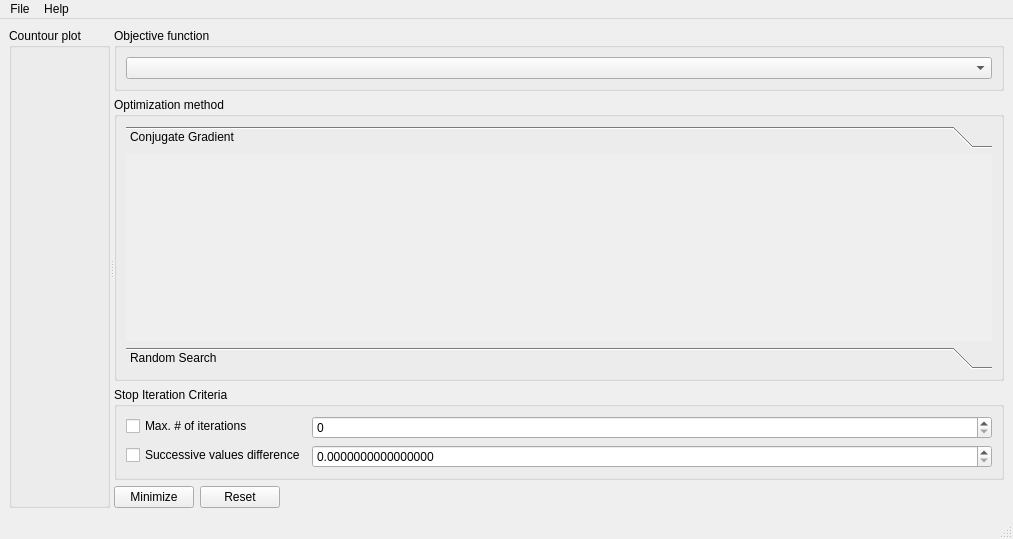
x1o/funcopt, file ui/MainWindow.ui: the form before one commit.
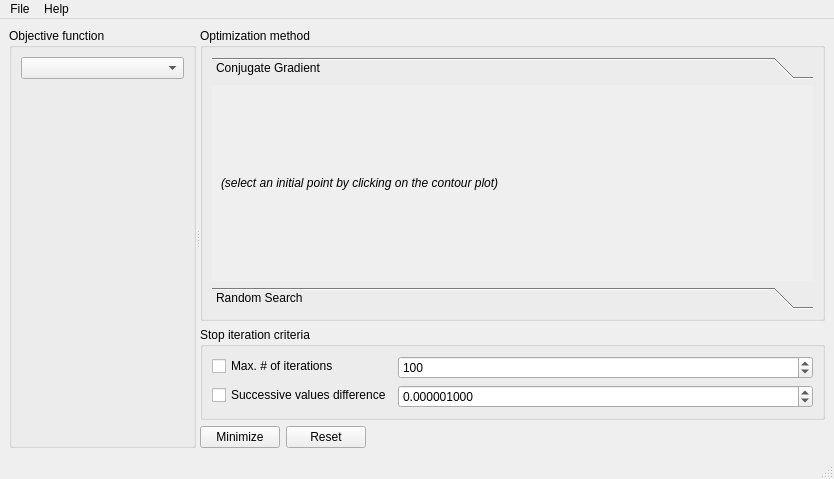
The form after the commit. The open tabs and pages were chosen to show the change. Custom widgets are drawn as their Qt base class.

```diff
--- a/ui/MainWindow.ui
+++ b/ui/MainWindow.ui
@@ -6,15 +6,15 @@
    <rect>
     <x>0</x>
     <y>0</y>
-    <width>1013</width>
-    <height>539</height>
+    <width>834</width>
+    <height>479</height>
    </rect>
   </property>
   <property name="windowTitle">
    <string>MainWindow</string>
   </property>
   <widget class="QWidget" name="centralwidget">
-   <layout class="QGridLayout" name="gridLayout_2">
+   <layout class="QGridLayout" name="gridLayout">
     <item row="0" column="0">
      <widget class="QSplitter" name="splitter">
       <property name="orientation">
@@ -28,28 +28,26 @@
         </sizepolicy>
        </property>
        <property name="title">
-        <string>Countour plot</string>
-       </property>
-       <layout class="QGridLayout" name="gridLayout">
-        <item row="0" column="0">
-         <widget class="ContourPlotRenderWidget" name="plot" native="true"/>
-        </item>
-       </layout>
-      </widget>
-      <widget class="QWidget" name="verticalLayoutWidget">
-       <layout class="QVBoxLayout" name="ltControl">
-        <item>
-         <widget class="QGroupBox" name="ltObjFunc">
-          <property name="title">
            <string>Objective function</string>
           </property>
-          <layout class="QVBoxLayout" name="verticalLayout_2">
+       <layout class="QVBoxLayout" name="verticalLayout">
            <item>
             <widget class="QComboBox" name="cbSelectFunction"/>
            </item>
-          </layout>
+        <item>
+         <widget class="ContourPlotRenderWidget" name="plot" native="true">
+          <property name="sizePolicy">
+           <sizepolicy hsizetype="Expanding" vsizetype="Expanding">
+            <horstretch>0</horstretch>
+            <verstretch>0</verstretch>
+           </sizepolicy>
+          </property>
          </widget>
         </item>
+       </layout>
+      </widget>
+      <widget class="QWidget" name="verticalLayoutWidget">
+       <layout class="QVBoxLayout" name="ltControl">
         <item>
          <widget class="QGroupBox" name="ltOptMethods">
           <property name="title">
@@ -69,13 +67,27 @@
                <rect>
                 <x>0</x>
                 <y>0</y>
-                <width>838</width>
-                <height>140</height>
+                <width>613</width>
+                <height>149</height>
                </rect>
               </property>
               <attribute name="label">
                <string>Conjugate Gradient</string>
               </attribute>
+              <layout class="QVBoxLayout" name="verticalLayout_2">
+               <item>
+                <widget class="QLabel" name="label_3">
+                 <property name="font">
+                  <font>
+                   <italic>true</italic>
+                  </font>
+                 </property>
+                 <property name="text">
+                  <string>(select an initial point by clicking on the contour plot)</string>
+                 </property>
+                </widget>
+               </item>
+              </layout>
              </widget>
              <widget class="QWidget" name="pageRS">
               <property name="geometry">
@@ -131,10 +143,12 @@
           </layout>
          </widget>
         </item>
+        <item>
+         <layout class="QHBoxLayout" name="horizontalLayout_2">
         <item>
          <widget class="QGroupBox" name="ltStopIterCrit">
           <property name="title">
-           <string>Stop Iteration Criteria</string>
+             <string>Stop iteration criteria</string>
           </property>
           <layout class="QFormLayout" name="formLayout">
            <item row="0" column="0">
@@ -146,9 +160,15 @@
            </item>
            <item row="0" column="1">
             <widget class="QSpinBox" name="sbMaxIter">
+               <property name="minimum">
+                <number>1</number>
+               </property>
              <property name="maximum">
               <number>1000000000</number>
              </property>
+               <property name="value">
+                <number>100</number>
+               </property>
             </widget>
            </item>
            <item row="1" column="0">
@@ -161,15 +181,20 @@
            <item row="1" column="1">
             <widget class="QDoubleSpinBox" name="sbValDiff">
              <property name="decimals">
-              <number>16</number>
+                <number>9</number>
              </property>
              <property name="singleStep">
               <double>0.001000000000000</double>
              </property>
+               <property name="value">
+                <double>0.000001000000000</double>
+               </property>
             </widget>
            </item>
           </layout>
          </widget>
+          </item>
+         </layout>
         </item>
         <item>
          <layout class="QHBoxLayout" name="ltMainControlButtons">
@@ -213,7 +238,7 @@
     <rect>
      <x>0</x>
      <y>0</y>
-     <width>1013</width>
+     <width>834</width>
      <height>27</height>
     </rect>
    </property>
```
Left out of the diff: 18 changed lines with no effect on the pictures. Lines whose indentation alone changed are shown as unchanged.
